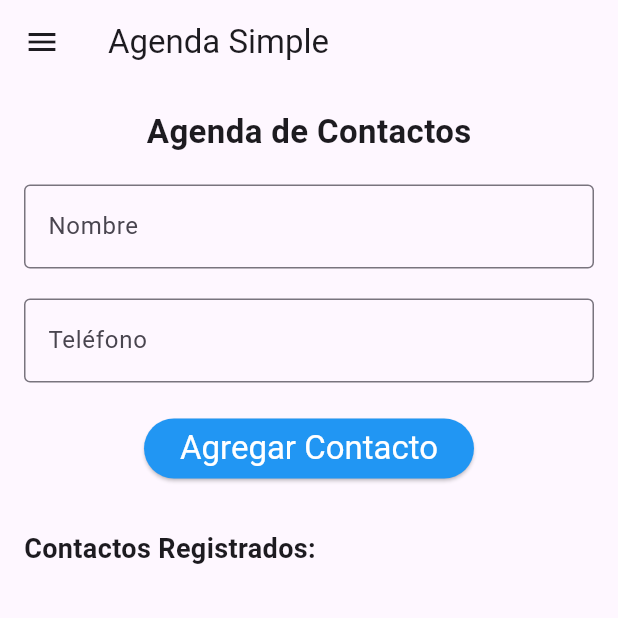
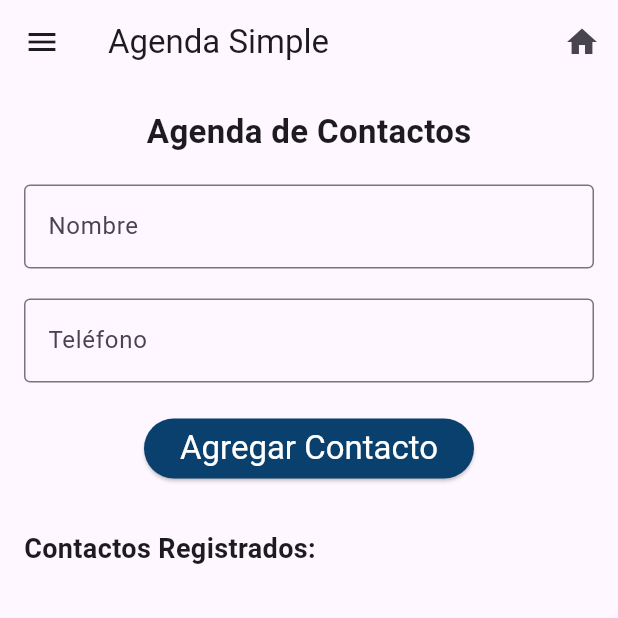
Before and after one commit to OtoOcar/Flutter_App, a Flutter app: the screen it shows after launch, after a tap on the "menu" icon, after a tap on "Calculadora", on a phone screen of 412 x 824 dp, the top half of it. Run offline on Flutter 3.47's test engine with Material 3 defaults, Android fonts, the phone set to English and light mode, and no system bars; our stand-ins replace go_router.

Commit message:
Últimos ajustes, detalles

```diff
--- a/lib/main.dart
+++ b/lib/main.dart
@@ -12,18 +12,17 @@ class MainApp extends StatelessWidget {
   Widget build(BuildContext context) {
     return MaterialApp.router(
       routerConfig: FlutterAppRouter.router,
+      // Configuaración del tema global de la aplicación
       theme: ThemeData(
         primarySwatch: Colors.blue,
         elevatedButtonTheme: ElevatedButtonThemeData(
           style: ElevatedButton.styleFrom(
-            backgroundColor: Colors.blue,
+            backgroundColor: const Color.fromARGB(255, 9, 64, 109),
             foregroundColor: Colors.white,
             textStyle: const TextStyle(fontSize: 22),
           ),
         ),
       ),
-      debugShowCheckedModeBanner: false,
-      title: 'Flutter Exercises',
     );
   }
 }
--- a/lib/src/feature/screens/agenda_screen.dart
+++ b/lib/src/feature/screens/agenda_screen.dart
@@ -1,5 +1,6 @@
 import 'package:flutter/material.dart';
 import 'package:flutter_app/src/feature/widgets/flutter_app_drawer.dart';
+import 'package:go_router/go_router.dart';
 
 class AgendaScreen extends StatefulWidget {
   @override
@@ -41,8 +42,19 @@ class _AgendaScreenState extends State<AgendaScreen> {
     return Scaffold(
       drawer: FlutterAppDrawer(),
 
-      appBar: AppBar(title: const Text("Agenda Simple")),
-
+      appBar: AppBar(
+        title: const Text("Agenda Simple"),
+        // Icono para volver al inicio
+        actions: [
+          IconButton(
+            icon: const Icon(Icons.home),
+            tooltip: 'Volver al inicio',
+            onPressed: () {
+              context.go('/');
+            },
+          ),
+        ],
+      ),
       body: SingleChildScrollView(
         padding: const EdgeInsets.all(16),
         child: Column(
```
Also changed, not shown: lib/src/feature/screens/calculadora_screen.dart (+14 -2 lines).
